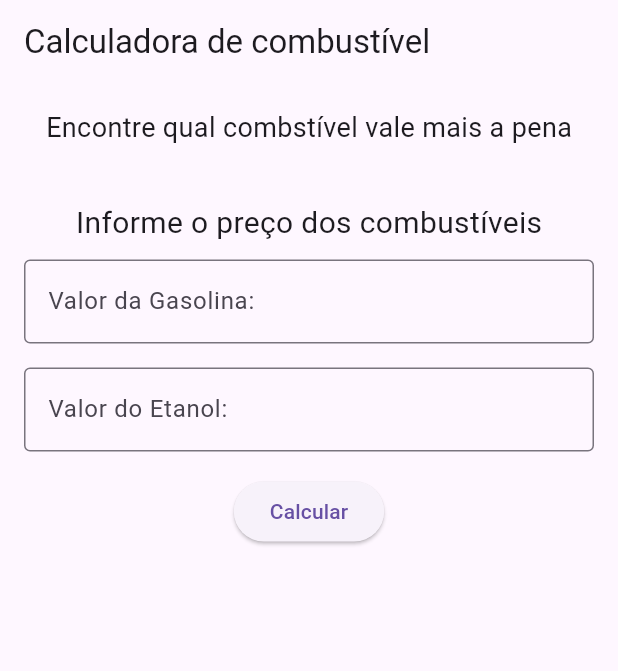
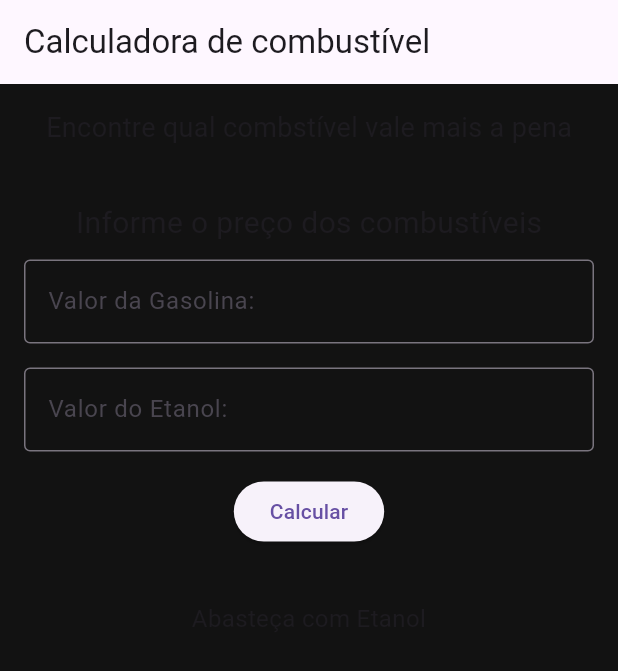
Before and after one commit to agathasouza113/app_gasolina, a Flutter app: the screen it shows after launch, after a tap on "Calcular", on a phone screen of 412 x 824 dp. Shown: the top 671 px of the screen. Run offline on Flutter 3.47's test engine with Material 3 defaults, Android fonts, the phone set to English and light mode, and no system bars.

Commit message:
tentativa de realizar a atividade

```diff
--- a/lib/main.dart
+++ b/lib/main.dart
@@ -4,14 +4,50 @@ void main() => runApp(MaterialApp(
   home: GasolinaApp(),
 ));
 
-class GasolinaApp extends StatelessWidget{
+class GasolinaApp extends StatefulWidget{
+  @override
+  _GasolinaAppState createState() => _GasolinaAppState();
+}
+
+class _GasolinaAppState extends State<GasolinaApp>{
+
+  final TextEditingController _gasolinaController = TextEditingController();
+  final TextEditingController _etanolController = TextEditingController();
+
   String _resultado = "";
-  void _calcular(){
 
+static const Color corFundo = Color(0xFF121212);
+static const Color corCard = Color(0xFF1E1E1E);
+static const Color corPrimaria = Color(0xFFFF5A1F);
+static const Color corSecundaria = Color(0xFFFFC857);
+static const Color corTexto = Color(0xFFFFFFFF);
+static const Color corTextoCinza = Color(0xFFB0B0B0);
+static const Color corBorda = Color(0xFF2A2A2A);
+
+void _calcular(){
+    final double etanol = double.tryParse(_etanolController.text)?? 0.0;
+    final double gasolina = double.tryParse(_gasolinaController.text)?? 0.0;
+    final double coef = etanol/gasolina;
+    final String coefString = coef <= 0.7 ? 'Etanol' : 'Gasolina';
+
+    if(etanol <= 0 && gasolina <= 0) {
+      setState((){
+        _resultado = "Informe o valor dos combustíveis";
+      });
+    }
+
+    if(coef > 0.7 ){
+      _resultado = "Abasteça com Gasolina";
+    } else coefString ;{
+      _resultado = "Abasteça com Etanol";
+    };
   }
+
   @override
   Widget build(BuildContext context){
     return Scaffold(
+
+      backgroundColor: corFundo,
       appBar: AppBar(
         title: Text("Calculadora de combustível"),
       ),
@@ -66,4 +102,13 @@ class GasolinaApp extends StatelessWidget{
       ),
     );
   }
+  Widget _buildCampo({
+    required TextEditingController controller,
+    required String label,
+    required IconData icone,
+  }) {
+    return TextField(
+
+    );
+  }
 }
```
